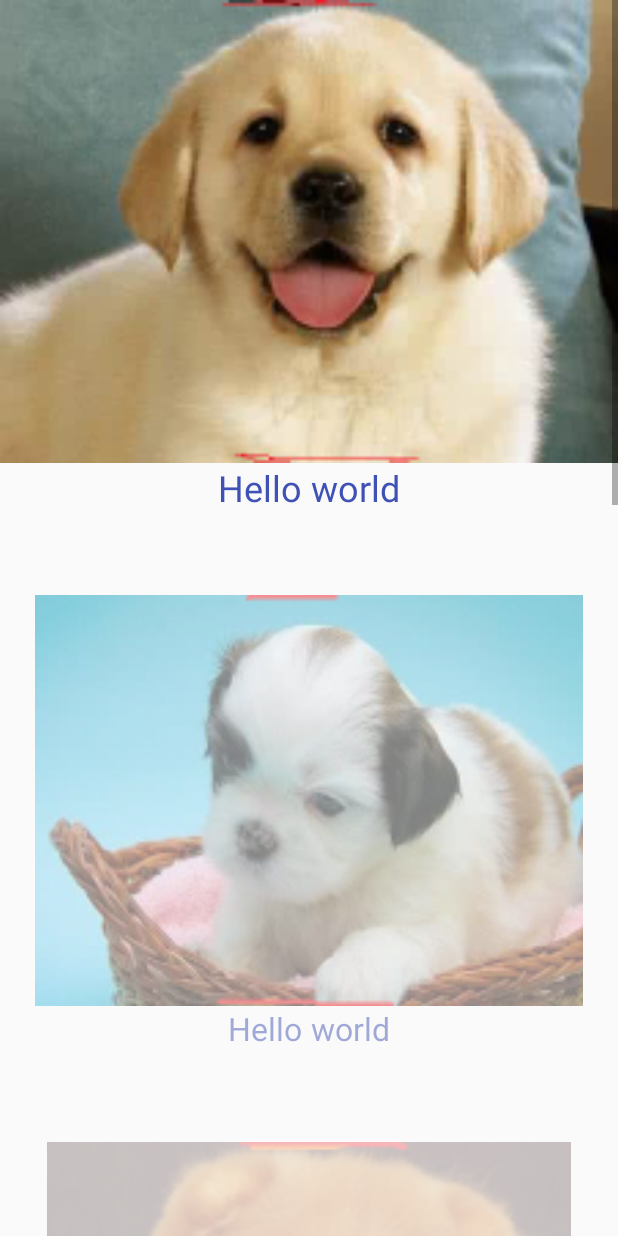
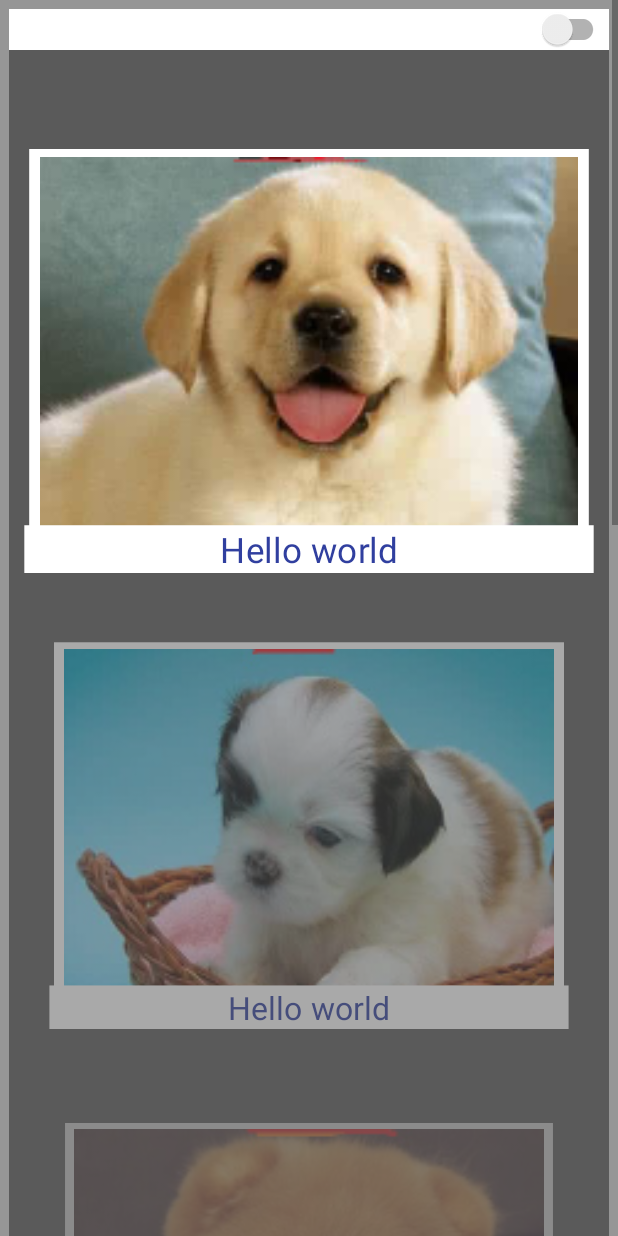
Before and after one commit to CysionLiu/SelfAdjointView, an Android app: the screen it shows after launch (SecondActivity), after a tap on "next page", on a phone screen of 412 x 824 dp. Run offline under Robolectric (Android 15) with nearby library versions, the phone set to English and light mode, and no system bars.

Commit message:
add some changes for better display

```diff
--- a/AdjointLib/src/main/java/com/cysion/adjointlib/view/AdjointContainer.java
+++ b/AdjointLib/src/main/java/com/cysion/adjointlib/view/AdjointContainer.java
@@ -30,18 +30,20 @@ public class AdjointContainer extends RelativeLayout implements ViewTreeObserver
         init();
     }
 
-    public AdjointContainer(Context context,  AttributeSet attrs) {
+    public AdjointContainer(Context context, AttributeSet attrs) {
         super(context, attrs);
         init();
     }
 
-    public AdjointContainer(Context context,  AttributeSet attrs, int defStyleAttr) {
+    public AdjointContainer(Context context, AttributeSet attrs, int defStyleAttr) {
         super(context, attrs, defStyleAttr);
         init();
     }
 
     private void init() {
-        setBackgroundColor(0x0000);
+        if (getBackground() == null) {
+            setBackgroundColor(0x0000);
+        }
     }
 
     @Override
@@ -64,7 +66,7 @@ public class AdjointContainer extends RelativeLayout implements ViewTreeObserver
         mAdjointStyles.remove(aAdjointStyle);
     }
 
-    public void clearStyles(){
+    public void clearStyles() {
         mAdjointStyles.clear();
     }
 
@@ -73,7 +75,7 @@ public class AdjointContainer extends RelativeLayout implements ViewTreeObserver
         if (mLocator != null) {
             parentLocation = mLocator.getLocation();
         }
-        if (!enableScrollParallax || parentLocation==null||parentLocation.bottom == 0) {
+        if (!enableScrollParallax || parentLocation == null || parentLocation.bottom == 0) {
             super.onDraw(canvas);
             return;
         }
--- a/sample/src/main/java/com/cysion/sample/MainActivity.java
+++ b/sample/src/main/java/com/cysion/sample/MainActivity.java
@@ -33,9 +33,9 @@ public class MainActivity extends AppCompatActivity {
         List<BaseData> spanlist = Provider.single().getSpans();
         BaseData hori = Provider.single().getHori1();
         BaseData hori2 = Provider.single().getHori2();
-//        imgList.add(hori);
-        imgList.addAll(spanlist);
-        imgList.addAll(spanlist);
+        imgList.add(hori);
+//        imgList.addAll(spanlist);
+//        imgList.addAll(spanlist);
         imgList.add(hori2);
         mAdapter = new GlobalAdapter(this, imgList);
         mR = new Rect();
--- a/sample/src/main/java/com/cysion/sample/SecondActivity.java
+++ b/sample/src/main/java/com/cysion/sample/SecondActivity.java
@@ -3,6 +3,8 @@ package com.cysion.sample;
 import android.graphics.Rect;
 import android.os.Bundle;
 import android.support.v7.app.AppCompatActivity;
+import android.support.v7.widget.SwitchCompat;
+import android.widget.CompoundButton;
 import android.widget.ScrollView;
 
 import com.cysion.adjointlib.AdjointStyle;
@@ -33,20 +35,25 @@ public class SecondActivity extends AppCompatActivity implements Locator {
         mContainer4 = (AdjointContainer) findViewById(R.id.adcontainer4);
         mContainer5 = (AdjointContainer) findViewById(R.id.adcontainer5);
         mContainer6 = (AdjointContainer) findViewById(R.id.adcontainer6);
-        AdjointStyle style = new VerticalAlphaStyle().linearable(true).minAlpha(0.3f);
-        mContainer1.addStyle(style);
-        mContainer2.addStyle(style);
-        mContainer3.addStyle(style);
-        mContainer4.addStyle(style);
-        mContainer5.addStyle(style);
-//        mContainer6.addStyle(new VerticalAlphaStyle().linearable(true));
-        AdjointStyle ver  = new VerticalScaleStyle().minScale(0.85f).linearable(true).linearPos(0.15f);
-        mContainer1.addStyle(ver);
-        mContainer2.addStyle(ver);
-        mContainer3.addStyle(ver);
-        mContainer4.addStyle(ver);
-        mContainer5.addStyle(ver);
-//        mContainer6.addStyle(new VerticalScaleStyle().linearable(true));
+        final SwitchCompat switchCompat = (SwitchCompat) findViewById(R.id.sw);
+        switchCompat.setOnCheckedChangeListener(new CompoundButton.OnCheckedChangeListener() {
+            @Override
+            public void onCheckedChanged(CompoundButton buttonView, boolean isChecked) {
+                mContainer1.clearStyles();
+                mContainer2.clearStyles();
+                mContainer3.clearStyles();
+                mContainer4.clearStyles();
+                mContainer5.clearStyles();
+                mScrollView.requestLayout();
+                mScrollView.invalidate();
+                if (!isChecked) {
+                    addAnimation1();
+                } else {
+                    addAnimation2();
+                }
+            }
+        });
+        addAnimation1();
         mR = new Rect();
         mScrollView.post(new Runnable() {
             @Override
@@ -62,6 +69,36 @@ public class SecondActivity extends AppCompatActivity implements Locator {
         });
     }
 
+    private void addAnimation2() {
+        AdjointStyle style = new VerticalScaleStyle().minScale(0.85f);
+        mContainer1.addStyle(style);
+        mContainer2.addStyle(style);
+        mContainer3.addStyle(style);
+        mContainer4.addStyle(style);
+        mContainer5.addStyle(style);
+        AdjointStyle style2 = new VerticalAlphaStyle().minAlpha(0.3f);
+        mContainer1.addStyle(style2);
+        mContainer2.addStyle(style2);
+        mContainer3.addStyle(style2);
+        mContainer4.addStyle(style2);
+        mContainer5.addStyle(style2);
+    }
+
+    private void addAnimation1() {
+        AdjointStyle style = new VerticalAlphaStyle().linearable(true).minAlpha(0.3f);
+        mContainer1.addStyle(style);
+        mContainer2.addStyle(style);
+        mContainer3.addStyle(style);
+        mContainer4.addStyle(style);
+        mContainer5.addStyle(style);
+        AdjointStyle ver = new VerticalScaleStyle().minScale(0.85f).linearable(true).linearPos(0.15f);
+        mContainer1.addStyle(ver);
+        mContainer2.addStyle(ver);
+        mContainer3.addStyle(ver);
+        mContainer4.addStyle(ver);
+        mContainer5.addStyle(ver);
+    }
+
     @Override
     public Rect getLocation() {
         return mR;
--- a/sample/src/main/java/com/cysion/sample/holder/ImgHolder.java
+++ b/sample/src/main/java/com/cysion/sample/holder/ImgHolder.java
@@ -43,7 +43,7 @@ public class ImgHolder extends BaseViewHolder {
             mCon.addStyle(new HoriMoveStyle());
         } else if (baseData.getOriType() == 1) {
             mCon.setLocator(HoriLocator.single());
-            if (position<aDataList.size()-1) {
+            if (position < aDataList.size() - 1) {
                 mCon.addStyle(new HoriScaleStyle());
                 mCon.addStyle(new HoriAlphaStyle());
             }
--- a/sample/src/main/res/layout/activity_second.xml
+++ b/sample/src/main/res/layout/activity_second.xml
@@ -5,123 +5,95 @@
     android:id="@+id/scroller"
     android:layout_width="match_parent"
     android:layout_height="match_parent"
+    android:background="#66000000"
     >
 
     <LinearLayout
         android:layout_width="match_parent"
         android:layout_height="match_parent"
+        android:layout_margin="6dp"
+        android:background="#66000000"
         android:orientation="vertical">
+        <android.support.v7.widget.SwitchCompat
+            android:id="@+id/sw"
+            android:layout_width="match_parent"
+            android:layout_marginBottom="50dp"
+            android:background="@color/cardview_light_background"
+            android:layout_height="wrap_content"/>
 
         <com.cysion.adjointlib.view.AdjointContainer
             android:id="@+id/adcontainer1"
-            android:layout_width="match_parent"
-            android:layout_height="wrap_content"
-            android:layout_marginBottom="10dp">
+            style="@style/style_adjoint">
 
             <com.cysion.adjointlib.view.AdjointImageView
                 android:id="@+id/img_ad1"
-                android:layout_width="match_parent"
-                android:layout_height="wrap_content"
-                android:adjustViewBounds="true"
+                style="@style/style_img_second"
                 android:src="@mipmap/p1c"/>
 
             <TextView
-                android:layout_width="wrap_content"
-                android:layout_height="40dp"
-                android:layout_alignParentBottom="true"
-                android:layout_below="@+id/img_ad1"
-                android:layout_centerHorizontal="true"
+                style="@style/txt_second"
                 android:text="Hello world"
-                android:textColor="@color/colorPrimary"
                 android:textSize="24sp"/>
         </com.cysion.adjointlib.view.AdjointContainer>
 
         <com.cysion.adjointlib.view.AdjointContainer
             android:id="@+id/adcontainer2"
-            android:layout_width="match_parent"
-
-            android:layout_height="wrap_content"
-            android:layout_marginBottom="10dp">
+            style="@style/style_adjoint">
 
             <com.cysion.adjointlib.view.AdjointImageView
                 android:id="@+id/img_ad2"
-                android:layout_width="match_parent"
-                android:layout_height="wrap_content"
-                android:adjustViewBounds="true"
-                android:src="@mipmap/p2c"/>
+                style="@style/style_img_second"
+                android:src="@mipmap/p2c"
+                />
 
             <TextView
-                android:layout_width="wrap_content"
-                android:layout_height="wrap_content"
-                android:layout_alignParentBottom="true"
-                android:layout_below="@+id/img_ad2"
-                android:layout_centerHorizontal="true"
+                style="@style/txt_second"
                 android:text="Hello world"
-                android:textColor="@color/colorPrimary"
                 android:textSize="24sp"/>
         </com.cysion.adjointlib.view.AdjointContainer>
 
         <com.cysion.adjointlib.view.AdjointContainer
             android:id="@+id/adcontainer3"
-
-            android:layout_width="match_parent"
-            android:layout_height="wrap_content"
-            android:layout_marginBottom="10dp">
+            style="@style/style_adjoint">
 
             <com.cysion.adjointlib.view.AdjointImageView
                 android:id="@+id/img_ad3"
-                android:layout_width="match_parent"
-                android:layout_height="wrap_content"
-                android:adjustViewBounds="true"
-                android:src="@mipmap/p3c"/>
+                style="@style/style_img_second"
+                android:src="@mipmap/p3c"
+
+                />
 
             <TextView
-                android:layout_width="wrap_content"
-                android:layout_height="wrap_content"
-                android:layout_alignParentBottom="true"
-                android:layout_below="@+id/img_ad3"
-                android:layout_centerHorizontal="true"
-                android:text="Hello world"
-                android:textColor="@color/colorPrimary"
-                android:textSize="24sp"/>
+                style="@style/txt_second"
+                android:text="Hello world"/>
         </com.cysion.adjointlib.view.AdjointContainer>
 
         <com.cysion.adjointlib.view.AdjointContainer
             android:id="@+id/adcontainer4"
-            android:layout_width="match_parent"
-            android:layout_height="wrap_content"
-            android:layout_marginBottom="10dp">
+            style="@style/style_adjoint">
 
             <com.cysion.adjointlib.view.AdjointImageView
+                style="@style/style_img_second"
                 android:layout_width="match_parent"
-                android:layout_height="wrap_content"
-                android:adjustViewBounds="true"
                 android:src="@mipmap/p4c"/>
         </com.cysion.adjointlib.view.AdjointContainer>
 
         <com.cysion.adjointlib.view.AdjointContainer
             android:id="@+id/adcontainer5"
-            android:layout_width="match_parent"
-            android:layout_height="wrap_content"
-            android:layout_marginBottom="10dp">
+            style="@style/style_adjoint">
 
             <com.cysion.adjointlib.view.AdjointImageView
-                android:layout_width="match_parent"
-                android:layout_height="wrap_content"
-                android:adjustViewBounds="true"
-                android:src="@mipmap/p5c"/>
+                style="@style/style_img_second"
+                android:src="@mipmap/p5c"
+                />
         </com.cysion.adjointlib.view.AdjointContainer>
 
         <com.cysion.adjointlib.view.AdjointContainer
             android:id="@+id/adcontainer6"
-            android:layout_width="match_parent"
-            android:layout_height="wrap_content"
-            android:layout_marginBottom="10dp">
+            style="@style/style_adjoint">
 
             <com.cysion.adjointlib.view.AdjointImageView
-                android:layout_width="match_parent"
-                android:layout_height="wrap_content"
-                android:adjustViewBounds="true"
+                style="@style/style_img_second"
                 android:src="@mipmap/p6c"/>
         </com.cysion.adjointlib.view.AdjointContainer>
 
--- a/sample/src/main/res/layout/holder_hori.xml
+++ b/sample/src/main/res/layout/holder_hori.xml
@@ -1,8 +1,7 @@
 <?xml version="1.0" encoding="utf-8"?>
 <LinearLayout xmlns:android="http://schemas.android.com/apk/res/android"
               android:layout_width="match_parent"
-              android:layout_height="150dp"
-              android:background="#55ff"
+              android:layout_height="200dp"
               android:layout_margin="10dp"
               android:orientation="vertical">
 
--- a/sample/src/main/res/layout/holder_inner2_img.xml
+++ b/sample/src/main/res/layout/holder_inner2_img.xml
@@ -1,12 +1,23 @@
 <?xml version="1.0" encoding="utf-8"?>
+<android.support.v7.widget.CardView
+    xmlns:android="http://schemas.android.com/apk/res/android"
+    xmlns:card="http://schemas.android.com/apk/res-auto"
+    android:layout_width="wrap_content"
+    android:layout_height="match_parent"
+    android:layout_margin="3dp"
+    android:background="#ffffffff"
+    android:padding="3dp"
+    card:cardCornerRadius="5dp"
+    card:cardElevation="5dp"
+    >
 
     <com.cysion.adjointlib.view.AdjointContainer
         xmlns:android="http://schemas.android.com/apk/res/android"
         xmlns:my="http://schemas.android.com/apk/res-auto"
         android:id="@+id/container"
-    android:layout_width="150dp"
+        android:layout_width="200dp"
         android:layout_height="match_parent"
-    android:layout_marginRight="20dp"
+        android:layout_margin="5dp"
         >
 
         <com.cysion.adjointlib.view.AdjointImageView
@@ -17,3 +28,5 @@
             my:isVertical="false"/>
 
     </com.cysion.adjointlib.view.AdjointContainer>
+
+</android.support.v7.widget.CardView>
--- a/sample/src/main/res/layout/holder_inner_img.xml
+++ b/sample/src/main/res/layout/holder_inner_img.xml
@@ -4,17 +4,23 @@
     xmlns:android="http://schemas.android.com/apk/res/android"
     xmlns:my="http://schemas.android.com/apk/res-auto"
     android:id="@+id/container"
-    android:layout_width="200dp"
+    android:layout_width="260dp"
     android:layout_height="match_parent"
-    android:layout_marginRight="10dp"
 
     >
+
+    <View
+        android:layout_width="match_parent"
+        android:layout_height="match_parent"
+        android:background="#ffffffff"></View>
 
     <com.cysion.adjointlib.view.AdjointImageView
         android:id="@+id/img_holder_img"
         android:layout_width="wrap_content"
-        my:isVertical = "false"
         android:layout_height="match_parent"
-        android:adjustViewBounds="true"/>
+        android:layout_centerInParent="true"
+        android:layout_margin="8dp"
+        android:adjustViewBounds="true"
+        my:isVertical="false"/>
 
 </com.cysion.adjointlib.view.AdjointContainer>
--- a/sample/src/main/res/values/strings.xml
+++ b/sample/src/main/res/values/strings.xml
@@ -1,3 +1,3 @@
 <resources>
-    <string name="app_name">Sample</string>
+    <string name="app_name">AdjointSample</string>
 </resources>
--- a/sample/src/main/res/values/styles.xml
+++ b/sample/src/main/res/values/styles.xml
@@ -8,4 +8,32 @@
         <item name="colorAccent">@color/colorAccent</item>
     </style>
 
+    <style name="style_adjoint">
+        <item name="android:layout_margin">5dp</item>
+        <item name="android:layout_width">match_parent</item>
+        <item name="android:layout_height">wrap_content</item>
+        <item name="android:layout_marginBottom">10dp</item>
+    </style>
+
+    <style name="txt_second">
+        <item name="android:layout_width">match_parent</item>
+        <item name="android:layout_height">wrap_content</item>
+        <item name="android:layout_alignParentBottom">true</item>
+        <item name="android:layout_below">@+id/img_ad3</item>
+        <item name="android:layout_centerHorizontal">true</item>
+        <item name="android:gravity">center</item>
+        <item name="android:background">#ffffffff</item>
+        <item name="android:textColor">@color/colorPrimaryDark</item>
+        <item name="android:textSize">24sp</item>
+    </style>
+
+    <style name="style_img_second">
+        <item name="android:layout_width">match_parent</item>
+        <item name="android:layout_margin">3dp</item>
+        <item name="android:background">#ffffffff</item>
+        <item name="android:padding">5dp</item>
+        <item name="android:layout_height">wrap_content</item>
+        <item name="android:adjustViewBounds">true</item>
+    </style>
+
 </resources>
```
Lines whose indentation alone changed are shown as unchanged.
